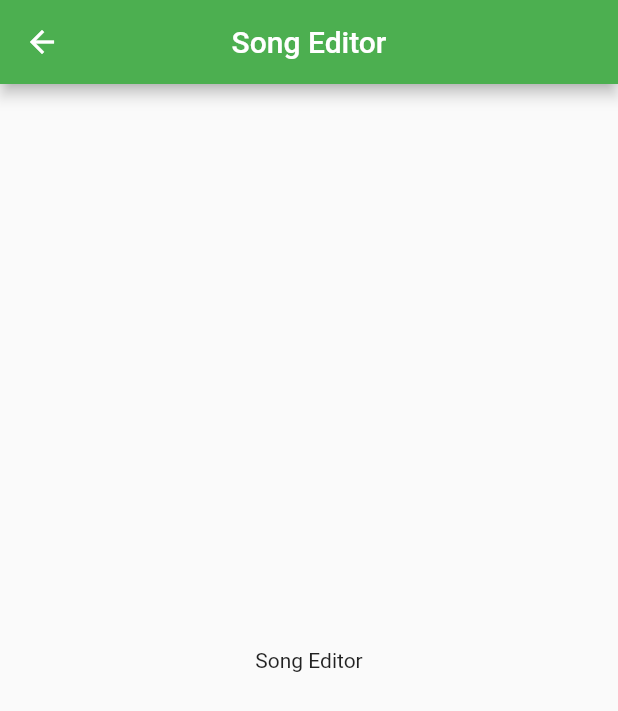
After one commit to MeguRobert/Songbook, a Flutter app: the screen it shows after launch, after a tap on the "add" icon, on a phone screen of 412 x 824 dp. The commit adds this screen. Shown: the top 711 px of the screen. Run offline on Flutter 3.47's test engine with Material 2 defaults, Android fonts, the phone set to English and light mode, and no system bars.

Commit message:
added fab button and song editor route

```diff
--- /dev/null
+++ b/lib/pages/song_editor.dart
@@ -0,0 +1,23 @@
+import 'package:flutter/material.dart';
+
+class SongEditor extends StatefulWidget {
+  const SongEditor({Key? key}) : super(key: key);
+
+  @override
+  State<SongEditor> createState() => _SongEditorState();
+}
+
+class _SongEditorState extends State<SongEditor> {
+  @override
+  Widget build(BuildContext context) {
+    return Scaffold(
+      appBar: AppBar(
+        title: const Text('Song Editor'),
+        centerTitle: true,
+      ),
+      body: const Center(
+        child: Text('Song Editor'),
+      ),
+    );
+  }
+}
--- a/lib/pages/song_list.dart
+++ b/lib/pages/song_list.dart
@@ -1,5 +1,6 @@
 import 'package:flutter/material.dart';
 import 'package:hello_word/pages/song_details.dart';
+import 'package:hello_word/pages/song_editor.dart';
 
 import '../models/song.dart';
 import '../widgets/search_widget.dart';
@@ -61,6 +62,15 @@ class _SongListState extends State<SongList> {
         title: const Text('Énekek'),
         centerTitle: true,
       ),
+      floatingActionButton: FloatingActionButton(
+        onPressed: () {
+          Navigator.push(
+            context,
+            MaterialPageRoute(builder: (context) => const SongEditor()),
+          );
+        },
+        child: const Icon(Icons.add),
+      ),
       body: Column(
         children: [
           buildSearchBar(),
```
